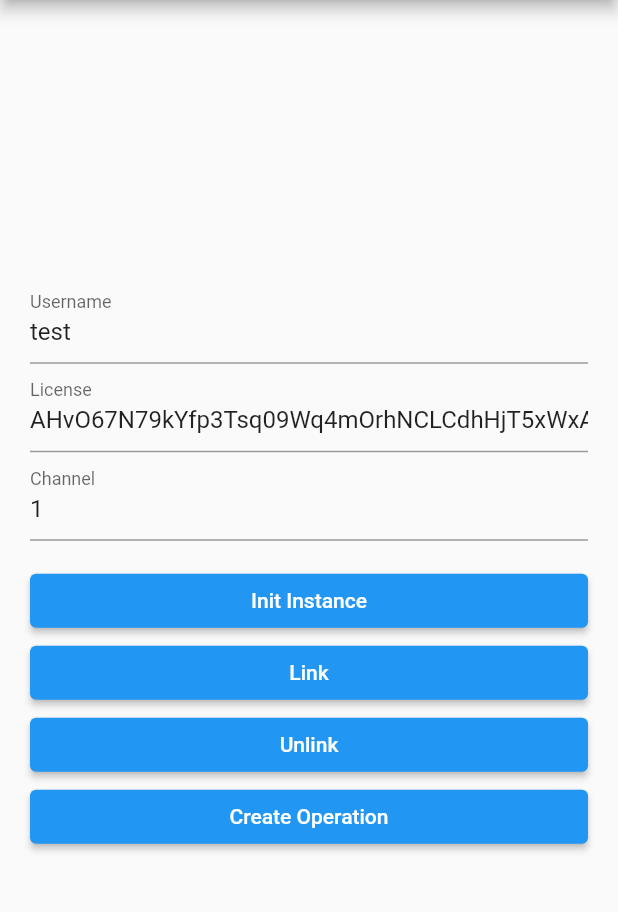
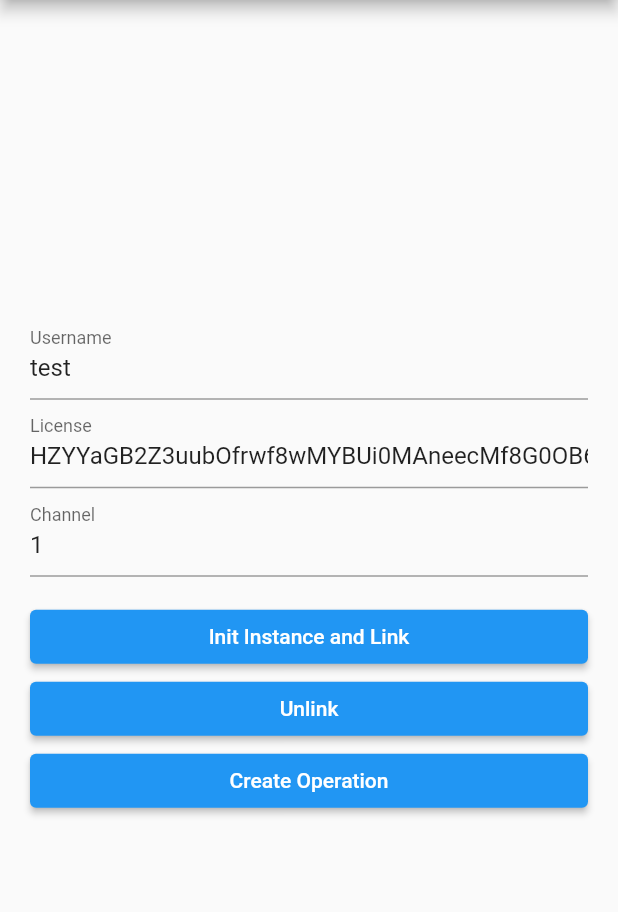
Before and after one commit to DevelSystems/SmartID-FlutterPlugin, a Flutter app: the screen it shows after launch, after a tap on "Create Operation", on a phone screen of 412 x 824 dp, the part 84-996 px from its top. Run offline on Flutter 3.47's test engine with Material 2 defaults, Android fonts, the phone set to English and light mode, and no system bars.

Commit message:
feat: some changes

```diff
--- a/example/lib/main.dart
+++ b/example/lib/main.dart
@@ -27,7 +27,7 @@ class MyApp extends StatefulWidget {
 class _MyAppState extends State<MyApp> {
   final _formKey = GlobalKey<FormState>();
   TextEditingController userNameController = TextEditingController(text: 'test');
-  TextEditingController licenseController = TextEditingController(text: 'AHvO67N79kYfp3Tsq09Wq4mOrhNCLCdhHjT5xWxA4crZ');
+  TextEditingController licenseController = TextEditingController(text: 'HZYYaGB2Z3uubOfrwf8wMYBUi0MAneecMf8G0OB6O7F3');
   TextEditingController channelController = TextEditingController(text: '1');
   final SmartIdFlutter _smartIdFlutter = SmartIdFlutter();
 
@@ -73,19 +73,15 @@ class _MyAppState extends State<MyApp> {
                   Padding(
                     padding: const EdgeInsets.symmetric(vertical: 16.0),
                     child: Column(
-                      crossAxisAlignment: CrossAxisAlignment.stretch, // Stretch the buttons to match the column width
+                      crossAxisAlignment: CrossAxisAlignment.stretch,
                       children: [
                         ElevatedButton(
                           onPressed: () {
-                            SmartIdFlutter.initNativeInstance(licenseController.text, userNameController.text, false);
+                            SmartIdFlutter.initNativeInstance(licenseController.text, userNameController.text, false).then((value) {
+                              SmartIdFlutter.linkNative(channelController.text, 'session');
+                            });
                           },
-                          child: Text('Init Instance'),
-                        ),
-                        ElevatedButton(
-                          onPressed: () {
-                            SmartIdFlutter.linkNative(channelController.text, 'session');
-                          },
-                          child: Text('Link'),
+                          child: Text('Init Instance and Link'),
                         ),
                         ElevatedButton(
                           onPressed: () {
@@ -96,60 +92,60 @@ class _MyAppState extends State<MyApp> {
                         ElevatedButton(
                           onPressed: () {
                             OperationModel operationModel = OperationModel(
-                                channelController.text,
+                                '1',
                                 DeviceModel(
-                                    'smartId',
-                                    'ipAddress'
+                                    '',
+                                    ''
                                 ),
                                 TransactionModel(
-                                    'category',
-                                    'type',
-                                    'description',
-                                    'reference',
-                                    'date',
+                                    '78e3815d374645b3934f2368dfcbdba7',
+                                    'save_Card',
+                                    '78e3815d374645b3934f2368dfcbdba7',
+                                    '',
+                                    '', //Date deberia de enviarse vacio
                                     {}
                                 ),
                                 AccountModel(
-                                    'client',
+                                    '2138800002',
                                     0,
-                                    'clientRefIdString',
-                                    'email',
-                                    'phoneNumber',
-                                    'session',
-                                    'accountNumber',
-                                    'bank'
+                                    '',
+                                    '',
+                                    '2138800002',
+                                    '333',
+                                    '',
+                                    ''
                                 ),
                                 AccountToModel(
-                                    'client',
+                                    '31495082',
                                     0,
-                                    'clientRefIdStr',
-                                    'email',
-                                    'phoneNumber',
-                                    'session',
-                                    'accountNumber',
-                                    'bank'
+                                    '',
+                                    '',
+                                    '31495082',
+                                    '',
+                                    '',
+                                    ''
                                 ),
                                 DebitFromModel(
-                                    'account',
-                                    'bank',
-                                    'currency'
+                                    '',
+                                    '',
+                                    ''
                                 ),
                                 CreditToModel(
-                                    'account',
-                                    'bank',
-                                    'currency'
+                                    '',
+                                    '',
+                                    ''
                                 ),
                                 CreditCardModel(
-                                    'bin',
-                                    'hash',
-                                    'last4Digits',
-                                    'token'
+                                    'Visa',
+                                    '0404',
+                                    '0404',
+                                    ''
                                 ),
                                 OrderModel(
-                                  0,
-                                  'currency'
+                                  7.5,
+                                  'usd'
                                 ),
-                                'timeStamp'
+                                ''
                             );
 
                             SmartIdFlutter.createOperationNative(licenseController.text, operationModel, false);
--- a/lib/smartid_flutter.dart
+++ b/lib/smartid_flutter.dart
@@ -18,33 +18,39 @@ class SmartIdFlutter {
   }
 
   static Future<void> initNativeInstance(String license, String username, bool isProduction) async {
-    await _channel.invokeMethod(initInstance, {
+    var result = await _channel.invokeMethod(initInstance, {
       "license": license,
       "username": username,
       "isProduction": isProduction
     });
+    print('Init result: $result');
   }
 
   static Future<void> linkNative(String channel, String session) async {
-    await _channel.invokeMethod(link, {
+    var result = await _channel.invokeMethod(link, {
       "channel": channel,
       "session": session
     });
+    print('Link result: $result');
   }
 
   static Future<void> unlinkNative(String channel, String session) async {
-    await _channel.invokeMethod(unlink, {
+    var result = await _channel.invokeMethod(unlink, {
       "channel": channel,
       "session": session
     });
+    print('UnLink result: $result');
+
   }
 
   static Future<void> createOperationNative(String license, OperationModel operationModel, bool isProduction) async {
     final Map<String, dynamic> operationMap = operationModel.toJson();
-    await _channel.invokeMethod(createOperation, {
+    var result = await _channel.invokeMethod(createOperation, {
       "license": license,
       "operation": operationMap,
       "isProduction": isProduction
     });
+    print('Create operation result: $result');
+
   }
 }
```
Also changed, not shown: 2 other files.
